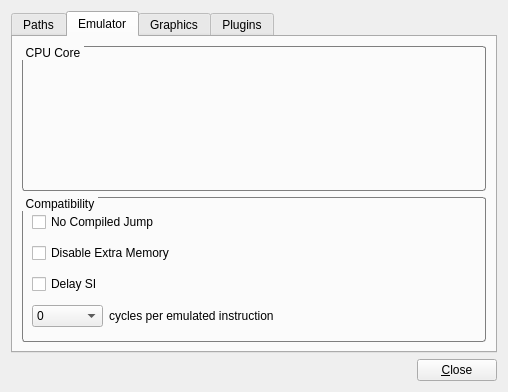
This is src/m64py/ui/settings.ui in mupen64plus/mupen64plus-ui-python as Qt 5 draws it before an edit. The edited form follows.
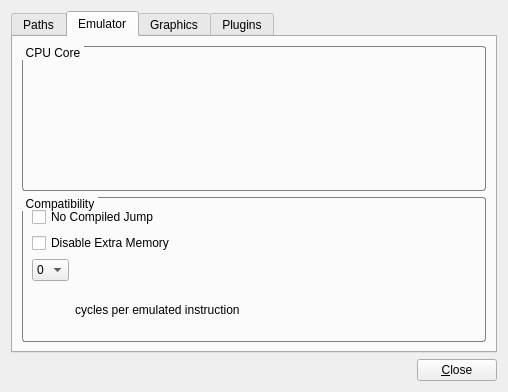
This is the edited form. The open tabs and pages were chosen to show the change. Icons and pictures are not drawn.

Commit message:
Remove DelaySI
This was removed from the core library in commit 0bcfd3cc7.

Without this change, running against a recent core raises an exception
similar to that filed here:

https://github.com/mupen64plus/mupen64plus-ui-python/issues/75

```diff
--- a/src/m64py/ui/settings.ui
+++ b/src/m64py/ui/settings.ui
@@ -332,13 +332,6 @@
            </widget>
           </item>
           <item row="2" column="0">
-           <widget class="QCheckBox" name="checkDelaySI">
-            <property name="text">
-             <string>Delay SI</string>
-            </property>
-           </widget>
-          </item>
-          <item row="3" column="0">
            <widget class="QComboBox" name="comboCountPerOp">
             <property name="sizePolicy">
              <sizepolicy hsizetype="Minimum" vsizetype="Fixed">
```
The commit also changes 1 other file.
